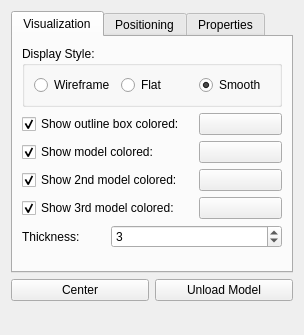
First picture: the form in src/ui/explorer.ui, repository GorgonCryoEM/archive, before the edit.
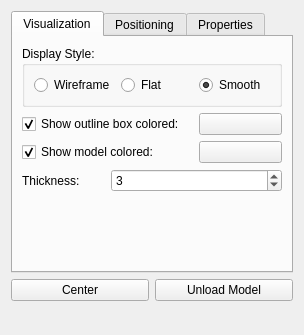
Second picture: the form after the edit. Custom widgets are drawn as their Qt base class.

Commit message: remove model 2 and 3

Diff of the .ui file:
```diff
--- a/src/ui/explorer.ui
+++ b/src/ui/explorer.ui
@@ -104,6 +104,19 @@
          </property>
         </widget>
        </item>
+       <item row="2" column="2">
+        <widget class="ColoredPushButton" name="pushButtonModelColor">
+         <property name="sizePolicy">
+          <sizepolicy hsizetype="Minimum" vsizetype="Minimum">
+           <horstretch>0</horstretch>
+           <verstretch>0</verstretch>
+          </sizepolicy>
+         </property>
+         <property name="text">
+          <string/>
+         </property>
+        </widget>
+       </item>
        <item row="2" column="0" colspan="2">
         <widget class="QCheckBox" name="checkBoxModelVisible">
          <property name="sizePolicy">
@@ -120,92 +133,21 @@
          </property>
         </widget>
        </item>
-       <item row="2" column="2">
-        <widget class="ColoredPushButton" name="pushButtonModelColor">
-         <property name="sizePolicy">
-          <sizepolicy hsizetype="Minimum" vsizetype="Minimum">
-           <horstretch>0</horstretch>
-           <verstretch>0</verstretch>
-          </sizepolicy>
-         </property>
-         <property name="text">
-          <string/>
-         </property>
-        </widget>
-       </item>
-       <item row="3" column="0" colspan="2">
-        <widget class="QCheckBox" name="checkBoxModel2Visible">
-         <property name="sizePolicy">
-          <sizepolicy hsizetype="Maximum" vsizetype="Fixed">
-           <horstretch>0</horstretch>
-           <verstretch>0</verstretch>
-          </sizepolicy>
-         </property>
-         <property name="text">
-          <string>Show 2nd model colored:</string>
-         </property>
-         <property name="checked">
-          <bool>true</bool>
-         </property>
-        </widget>
-       </item>
-       <item row="3" column="2">
-        <widget class="ColoredPushButton" name="pushButtonModel2Color">
-         <property name="sizePolicy">
-          <sizepolicy hsizetype="Minimum" vsizetype="Minimum">
-           <horstretch>0</horstretch>
-           <verstretch>0</verstretch>
-          </sizepolicy>
-         </property>
-         <property name="text">
-          <string/>
-         </property>
-        </widget>
-       </item>
-       <item row="4" column="0" colspan="2">
-        <widget class="QCheckBox" name="checkBoxModel3Visible">
-         <property name="sizePolicy">
-          <sizepolicy hsizetype="Maximum" vsizetype="Fixed">
-           <horstretch>0</horstretch>
-           <verstretch>0</verstretch>
-          </sizepolicy>
-         </property>
-         <property name="text">
-          <string>Show 3rd model colored:</string>
-         </property>
-         <property name="checked">
-          <bool>true</bool>
-         </property>
-        </widget>
-       </item>
-       <item row="4" column="2">
-        <widget class="ColoredPushButton" name="pushButtonModel3Color">
-         <property name="sizePolicy">
-          <sizepolicy hsizetype="Minimum" vsizetype="Minimum">
-           <horstretch>0</horstretch>
-           <verstretch>0</verstretch>
-          </sizepolicy>
-         </property>
-         <property name="text">
-          <string/>
-         </property>
-        </widget>
-       </item>
-       <item row="5" column="0">
+       <item row="3" column="0">
         <widget class="QLabel" name="labelThickness">
          <property name="text">
           <string>Thickness:</string>
          </property>
         </widget>
        </item>
-       <item row="5" column="1" colspan="2">
+       <item row="3" column="1" colspan="2">
         <widget class="QSpinBox" name="spinBoxThickness">
          <property name="value">
           <number>3</number>
          </property>
         </widget>
        </item>
-       <item row="6" column="1">
+       <item row="4" column="1">
         <spacer>
          <property name="orientation">
           <enum>Qt::Vertical</enum>
```
Left out of the diff: 2 changed lines with no effect on the pictures.
